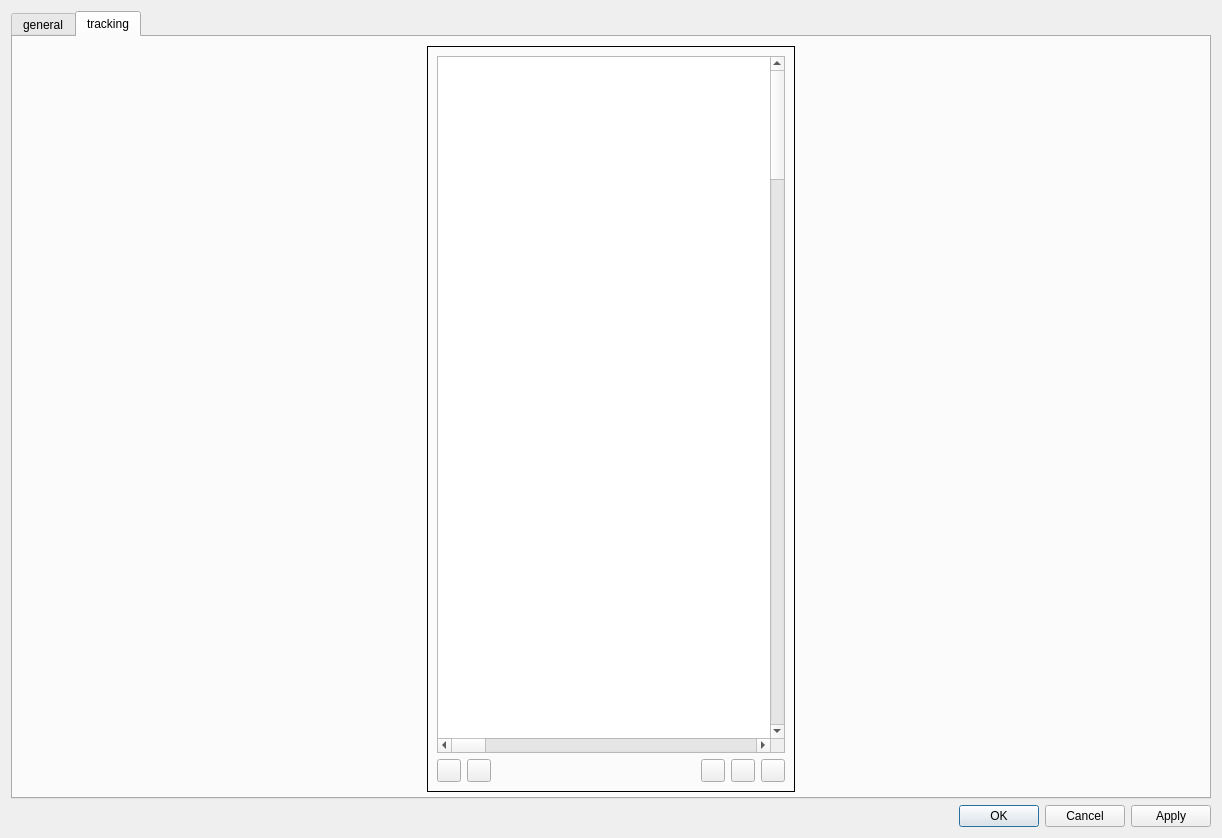
This is src/ui/settings-dialog/FaceTrackerDialog.ui in ashmanix/ashmanix-moveface-obs-plugin as Qt 5 draws it before an edit. The edited form follows.
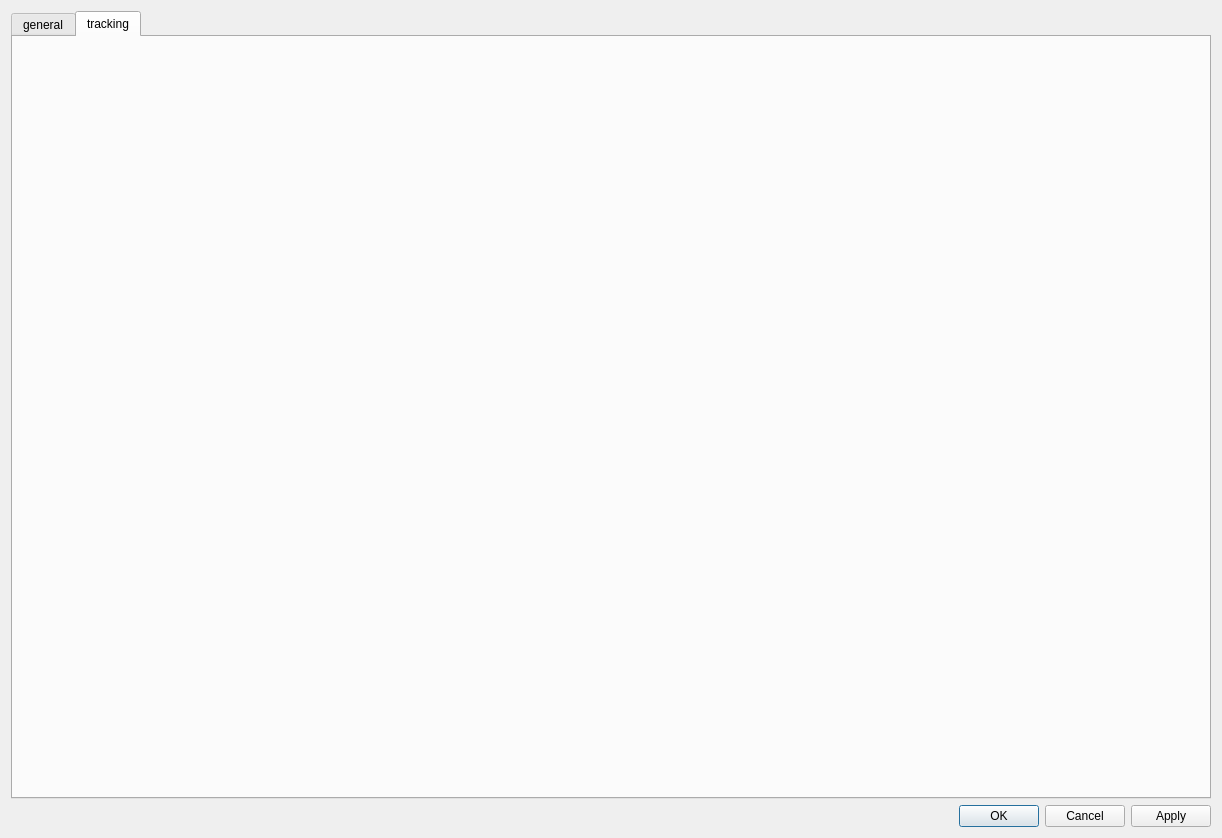
This is the edited form. Custom widgets are drawn as their Qt base class.

Commit message: Image display code moved to separate widget

```diff
--- a/src/ui/settings-dialog/FaceTrackerDialog.ui
+++ b/src/ui/settings-dialog/FaceTrackerDialog.ui
@@ -304,7 +304,7 @@
            <number>5</number>
           </property>
           <item>
-           <layout class="QHBoxLayout" name="configHorizontalLayout" stretch="10,9,10">
+           <layout class="QHBoxLayout" name="configHorizontalLayout" stretch="10,8,10">
             <property name="spacing">
              <number>5</number>
             </property>
@@ -328,146 +328,7 @@
              </layout>
             </item>
             <item>
-             <widget class="QFrame" name="imageFrame">
-              <property name="minimumSize">
-               <size>
-                <width>0</width>
-                <height>0</height>
-               </size>
-              </property>
-              <property name="frameShape">
-               <enum>QFrame::Panel</enum>
-              </property>
-              <property name="frameShadow">
-               <enum>QFrame::Plain</enum>
-              </property>
-              <layout class="QVBoxLayout" name="verticalLayout_8">
-               <item>
-                <widget class="AvatarGraphicsView" name="avatarGraphicsView">
-                 <property name="sizePolicy">
-                  <sizepolicy hsizetype="Expanding" vsizetype="Expanding">
-                   <horstretch>0</horstretch>
-                   <verstretch>0</verstretch>
-                  </sizepolicy>
-                 </property>
-                 <property name="minimumSize">
-                  <size>
-                   <width>0</width>
-                   <height>200</height>
-                  </size>
-                 </property>
-                 <property name="autoFillBackground">
-                  <bool>false</bool>
-                 </property>
-                 <property name="styleSheet">
-                  <string notr="true"/>
-                 </property>
-                 <property name="frameShape">
-                  <enum>QFrame::StyledPanel</enum>
-                 </property>
-                 <property name="frameShadow">
-                  <enum>QFrame::Sunken</enum>
-                 </property>
-                 <property name="lineWidth">
-                  <number>1</number>
-                 </property>
-                 <property name="verticalScrollBarPolicy">
-                  <enum>Qt::ScrollBarAsNeeded</enum>
-                 </property>
-                 <property name="horizontalScrollBarPolicy">
-                  <enum>Qt::ScrollBarAsNeeded</enum>
-                 </property>
-                 <property name="sizeAdjustPolicy">
-                  <enum>QAbstractScrollArea::AdjustToContents</enum>
-                 </property>
-                 <property name="backgroundBrush">
-                  <brush brushstyle="NoBrush">
-                   <color alpha="255">
-                    <red>0</red>
-                    <green>0</green>
-                    <blue>0</blue>
-                   </color>
-                  </brush>
-                 </property>
-                 <property name="sceneRect">
-                  <rectf>
-                   <x>0.000000000000000</x>
-                   <y>0.000000000000000</y>
-                   <width>3000.000000000000000</width>
-                   <height>5000.000000000000000</height>
-                  </rectf>
-                 </property>
-                 <property name="dragMode">
-                  <enum>QGraphicsView::ScrollHandDrag</enum>
-                 </property>
-                 <property name="transformationAnchor">
-                  <enum>QGraphicsView::AnchorUnderMouse</enum>
-                 </property>
-                 <property name="rubberBandSelectionMode">
-                  <enum>Qt::IntersectsItemShape</enum>
-                 </property>
-                 <property name="class" stdset="0">
-                  <string>bg-base</string>
-                 </property>
-                </widget>
-               </item>
-               <item>
-                <layout class="QHBoxLayout" name="horizontalLayout_3">
-                 <property name="topMargin">
-                  <number>0</number>
-                 </property>
-                 <item>
-                  <widget class="QToolButton" name="zoomInToolButton">
-                   <property name="text">
-                    <string/>
-                   </property>
-                  </widget>
-                 </item>
-                 <item>
-                  <widget class="QToolButton" name="zoomOutToolButton">
-                   <property name="text">
-                    <string/>
-                   </property>
-                  </widget>
-                 </item>
-                 <item>
-                  <spacer name="horizontalSpacer">
-                   <property name="orientation">
-                    <enum>Qt::Horizontal</enum>
-                   </property>
-                   <property name="sizeHint" stdset="0">
-                    <size>
-                     <width>40</width>
-                     <height>20</height>
-                    </size>
-                   </property>
-                  </spacer>
-                 </item>
-                 <item>
-                  <widget class="QToolButton" name="centerOnImagesToolButton">
-                   <property name="text">
-                    <string/>
-                   </property>
-                  </widget>
-                 </item>
-                 <item>
-                  <widget class="QToolButton" name="moveImageUpLevelToolButton">
-                   <property name="text">
-                    <string/>
-                   </property>
-                  </widget>
-                 </item>
-                 <item>
-                  <widget class="QToolButton" name="moveImageDownLevelToolButton">
-                   <property name="text">
-                    <string/>
-                   </property>
-                  </widget>
-                 </item>
-                </layout>
-               </item>
-              </layout>
-             </widget>
+             <layout class="QVBoxLayout" name="poseDisplayVerticalLayout"/>
             </item>
             <item>
              <layout class="QVBoxLayout" name="settingsVerticalLayout">
@@ -509,13 +370,6 @@
    </item>
   </layout>
  </widget>
- <customwidgets>
-  <customwidget>
-   <class>AvatarGraphicsView</class>
-   <extends>QGraphicsView</extends>
-   <header>widgets/settings-dialog/avatar-graphics-view.h</header>
-  </customwidget>
- </customwidgets>
  <resources/>
  <connections/>
 </ui>
```
The commit also changes 9 other files.
